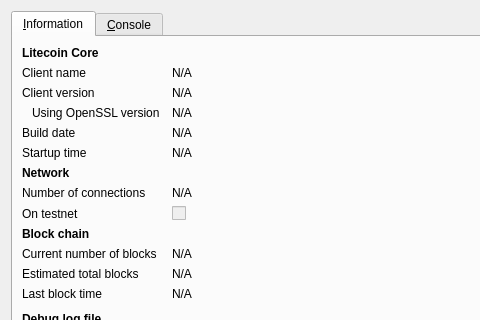
Qt form src/qt/forms/rpcconsole.ui (barfcoin/barfcoin) before a commit; both pictures show x 0 to 480 and y 0 to 320 of the 740 by 450 pixel window.
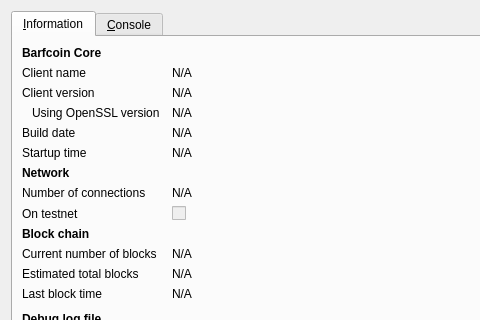
The same form after that commit. Icons and pictures are not drawn.

Patch:
```diff
--- a/src/qt/forms/rpcconsole.ui
+++ b/src/qt/forms/rpcconsole.ui
@@ -36,7 +36,7 @@
           </font>
          </property>
          <property name="text">
-          <string>Litecoin Core</string>
+          <string>Barfcoin Core</string>
          </property>
         </widget>
        </item>
```
Left out of the diff: 6 changed lines with no effect on the pictures.
